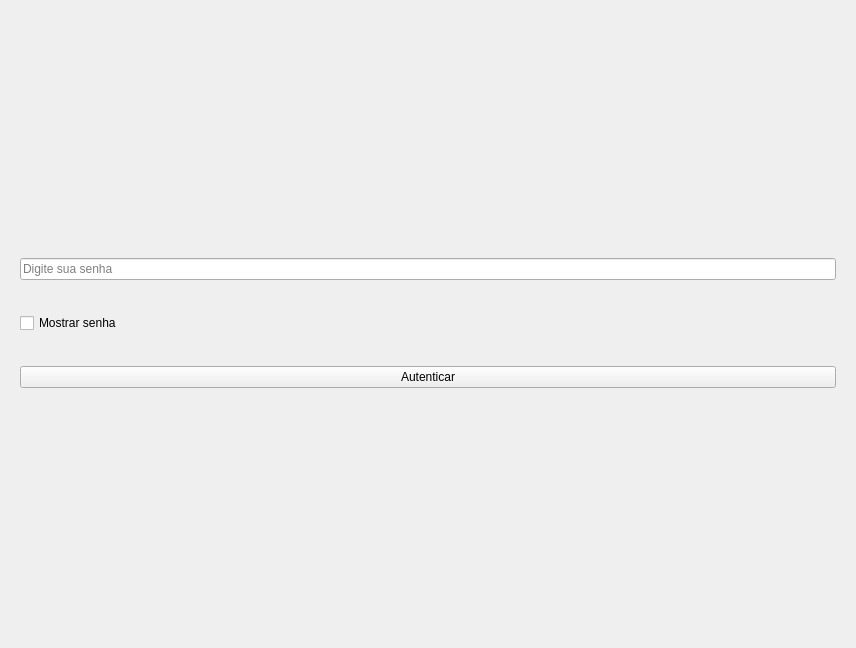
This is mainwindow.ui in paulosgf/QThelloWorld as Qt 5 draws it before an edit. The edited form follows.
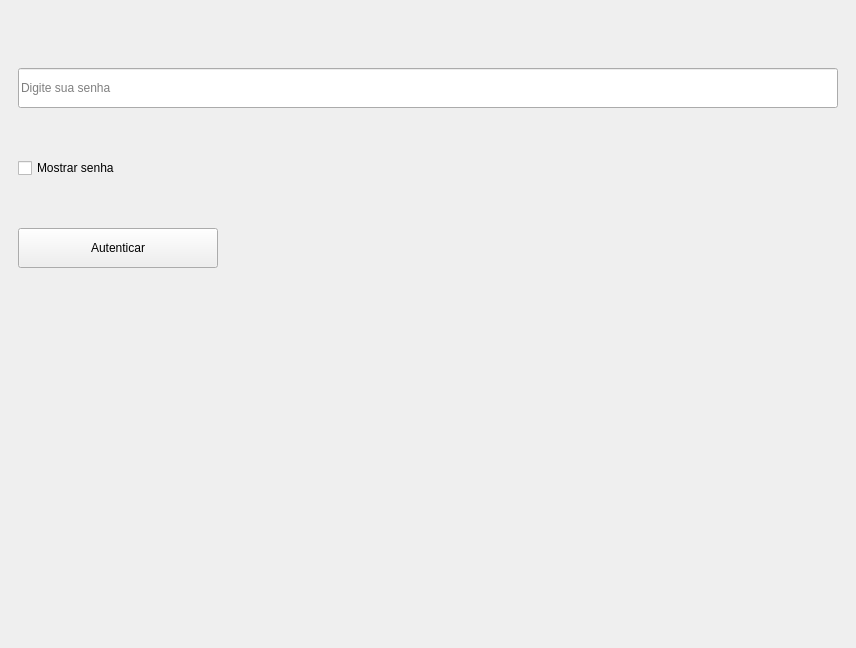
This is the edited form.

Commit message: Add support to edit UI in QT Designer

```diff
--- a/mainwindow.ui
+++ b/mainwindow.ui
@@ -1,7 +1,7 @@
 <?xml version="1.0" encoding="UTF-8"?>
 <ui version="4.0">
  <class>MainWindow</class>
- <widget class="QWidget" name="MainWindow">
+ <widget class="QMainWindow" name="MainWindow">
   <property name="geometry">
    <rect>
     <x>0</x>
@@ -13,11 +13,13 @@
   <property name="windowTitle">
    <string>LightDM Greeter</string>
   </property>
+
+  <widget class="QWidget" name="centralwidget"> 
   <layout class="QVBoxLayout" name="verticalLayout">
    <item>
     <widget class="QWidget" name="userBarContainer" native="true">
      <property name="sizePolicy">
-      <sizepolicy hsizetype="Expanding" vsizetype="Preferred">
+       <sizepolicy hsizetype="Preferred" vsizetype="Fixed">
        <horstretch>0</horstretch>
        <verstretch>0</verstretch>
       </sizepolicy>
@@ -26,9 +28,24 @@
    </item>
    <item>
     <widget class="QWidget" name="authContainer" native="true">
-     <layout class="QVBoxLayout" name="verticalLayout_2">
+      <layout class="QVBoxLayout" name="verticalLayout_2" stretch="0,0,0">
+       <property name="sizeConstraint">
+        <enum>QLayout::SetDefaultConstraint</enum>
+       </property>
       <item>
        <widget class="QLineEdit" name="passwordField">
+         <property name="minimumSize">
+          <size>
+           <width>0</width>
+           <height>30</height>
+          </size>
+         </property>
+         <property name="maximumSize">
+          <size>
+           <width>16777215</width>
+           <height>40</height>
+          </size>
+         </property>
         <property name="echoMode">
          <enum>QLineEdit::Password</enum>
         </property>
@@ -46,6 +63,24 @@
       </item>
       <item>
        <widget class="QPushButton" name="authButton">
+         <property name="sizePolicy">
+          <sizepolicy hsizetype="Fixed" vsizetype="Fixed">
+           <horstretch>0</horstretch>
+           <verstretch>0</verstretch>
+          </sizepolicy>
+         </property>
+         <property name="minimumSize">
+          <size>
+           <width>120</width>
+           <height>35</height>
+          </size>
+         </property>
+         <property name="maximumSize">
+          <size>
+           <width>200</width>
+           <height>40</height>
+          </size>
+         </property>
         <property name="text">
          <string>Autenticar</string>
         </property>
@@ -66,6 +101,9 @@
    </item>
   </layout>
  </widget>
+
+ </widget> <!-- Fecha o QMainWindow -->
+
  <resources/>
  <connections/>
 </ui>
```
Lines whose indentation alone changed are shown as unchanged. The commit also changes 7 other files.
